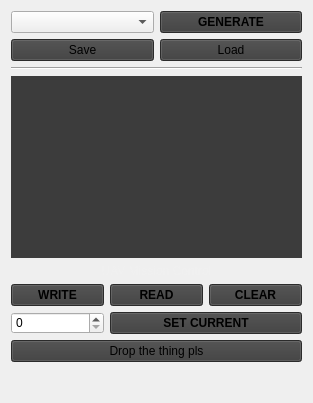
Above: GS/GUI/missionwidget.ui from UCI-UAVForge/GroundStation before the change. Below: the same form after it.
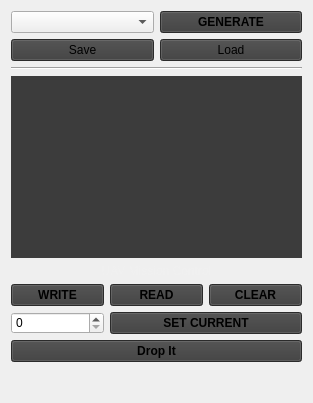
That is the form after the change. Custom widgets are drawn as their Qt base class.

Commit message: drop button updato

The edit to the form file:
```diff
--- a/GS/GUI/missionwidget.ui
+++ b/GS/GUI/missionwidget.ui
@@ -241,8 +241,17 @@
    </item>
    <item row="9" column="0">
     <widget class="QPushButton" name="dropButton">
+     <property name="font">
+      <font>
+       <weight>75</weight>
+       <bold>true</bold>
+      </font>
+     </property>
+     <property name="autoFillBackground">
+      <bool>true</bool>
+     </property>
      <property name="text">
-      <string>Drop the thing pls</string>
+      <string>Drop It</string>
      </property>
     </widget>
    </item>
```
Left out of the diff: 4 changed lines with no effect on the pictures. The commit also changes 7 other files.
